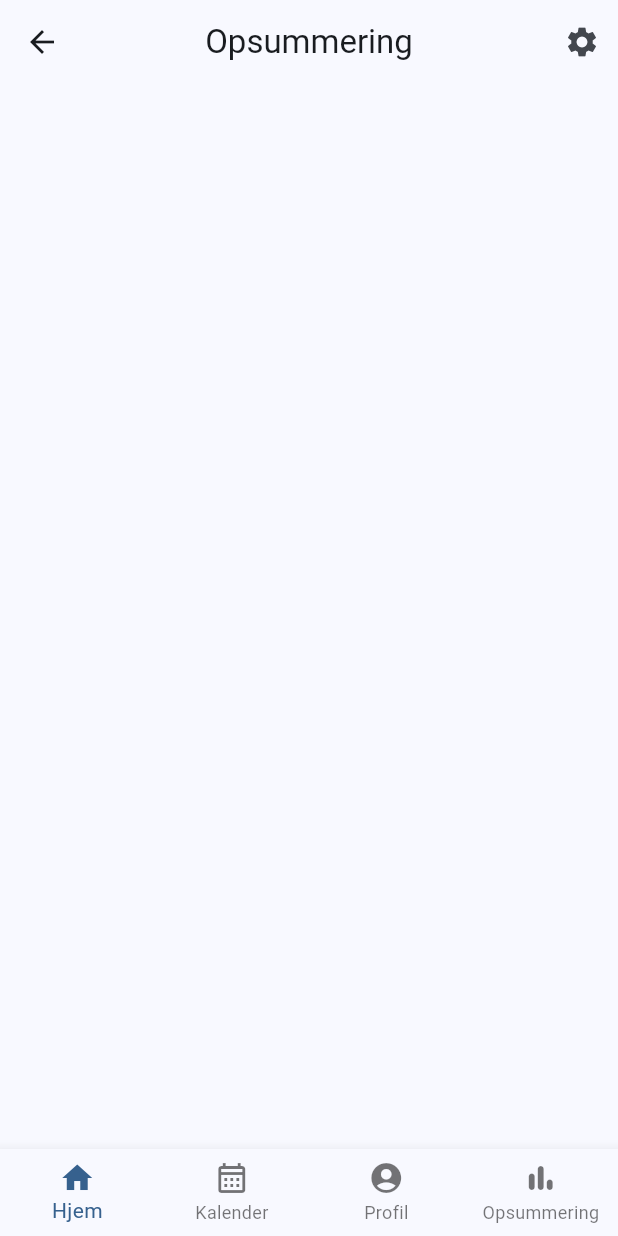
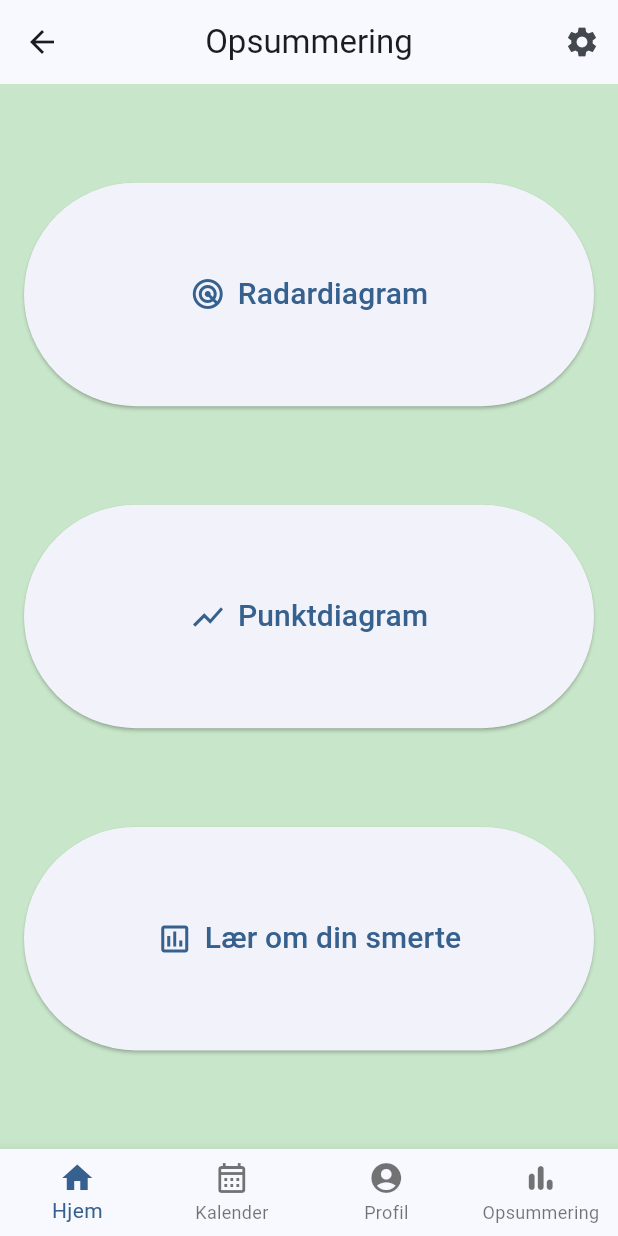
Before and after one commit to Andreasbp-tech/RAMAN_P5, a Flutter app: the Opsummering screen opened directly, on a phone screen of 412 x 824 dp. Run offline on Flutter 3.47's test engine with Material 3 defaults, Android fonts, the phone set to English and light mode, and no system bars; our stand-ins replace cloud_firestore, firebase_auth, firebase_core; accounts and stored records are empty.

Commit message:
Opsumering
Lavet 3 knapper med Onpressed, som virker til de 3 nye filer: RadardiagramPage, PunktdiagramPage, LaromdinsmertePage

```diff
--- a/raman/lib/Opsummering.dart
+++ b/raman/lib/Opsummering.dart
@@ -1,5 +1,13 @@
 import 'package:flutter/material.dart';
 import 'navigationbars.dart';
+import 'opsummering.dart';
+import 'homepage.dart';
+import 'globals.dart' as globals;
+import 'painjournal.dart';
+import 'loginpage.dart';
+import 'radardiagram.dart';
+import 'punktdiagram.dart';
+import 'laromdinsmerte.dart';
 
 class Opsummering extends StatefulWidget {
   const Opsummering({super.key});
@@ -9,14 +17,138 @@ class Opsummering extends StatefulWidget {
 }
 
 class _OpsummeringState extends State<Opsummering> {
-
-
   @override
   Widget build(BuildContext context) {
     return Scaffold(
+      backgroundColor: const Color(0xFFC8E6C9),
       appBar: Topappbar(pagename: "Opsummering"),
       bottomNavigationBar: const Bottomappbar(),
+      body: Padding(
+        padding: const EdgeInsets.symmetric(
+            horizontal: 16.0), // Margen ud til kanten
+        child: Column(
+          children: [
+            Spacer(), // Tomt mellemrum før første række
+            Row(
+              mainAxisAlignment: MainAxisAlignment
+                  .spaceEvenly, // Ensartet spacing mellem knapper
+              children: [
+                Expanded(
+                  child: ElevatedButton(
+                    onPressed: () {Navigator.of(context).push(
+                        MaterialPageRoute(
+                          builder: (BuildContext context) {
+                            return  RadardiagramPage();
+                          },
+                        ),
+                      );},
+                    style: ElevatedButton.styleFrom(
+                      padding: const EdgeInsets.symmetric(vertical: 60),
+                    ),
+                    child: Row(
+                      mainAxisAlignment: MainAxisAlignment.center,
+                      children: [
+                        Icon(Icons.radar_rounded, size: 24),
+                        SizedBox(width: 8),
+                        Text('Radardiagram', style: TextStyle(fontSize: 20)),
+                      ],
+                    ),
+                  ),
+                ),
+              ],
+            ),
+            Spacer(),
+            Row(
+              mainAxisAlignment: MainAxisAlignment.spaceEvenly,
+              children: [
+                Expanded(
+                  child: ElevatedButton(
+                    onPressed: () {Navigator.of(context).push(
+                        MaterialPageRoute(
+                          builder: (BuildContext context) {
+                            return  PunktdiagramPage();
+                          },
+                        ),
+                      );},
+                    style: ElevatedButton.styleFrom(
+                      padding: const EdgeInsets.symmetric(vertical: 60),
+                    ),
+                    child: Row(
 
+                      mainAxisAlignment: MainAxisAlignment.center,
+                      children: [
+                        Icon(Icons.show_chart, size: 24),
+                        SizedBox(width: 8),
+                        Text('Punktdiagram', style: TextStyle(fontSize: 20)),
+                      ],
+                    ),
+                  ),
+                ),
+              ],
+            ),
+            Spacer(),
+            Row(
+              mainAxisAlignment: MainAxisAlignment.spaceEvenly,
+              children: [
+                Expanded(
+                  child: ElevatedButton(
+                    onPressed: () {Navigator.of(context).push(
+                        MaterialPageRoute(
+                          builder: (BuildContext context) {
+                            return LaromdinsmertePage();
+                          },
+                        ),
+                      );},
+                    style: ElevatedButton.styleFrom(
+                      padding: const EdgeInsets.symmetric(vertical: 60),
+                    ),
+                    child: Row(
+                      mainAxisAlignment: MainAxisAlignment.center,
+                      children: [
+                        Icon(Icons.insert_chart_outlined_outlined, size: 24),
+                        SizedBox(width: 8),
+                        Text('Lær om din smerte',
+                            style: TextStyle(fontSize: 20)),
+                      ],
+                    ),
+                  ),
+                ),
+              ],
+            ),
+            Spacer(),
+          ],
+        ),
+      ),
     );
   }
 }
+
+class RadardiagramPage extends StatelessWidget {
+  @override
+  Widget build(BuildContext context) {
+    return Scaffold(
+      appBar: AppBar(title: Text('Radardiagram')),
+      body: Center(child: Text('Indhold for Radardiagram-siden')),
+    );
+  }
+}
+
+class PunktdiagramPage extends StatelessWidget {
+  @override
+  Widget build(BuildContext context) {
+    return Scaffold(
+      appBar: AppBar(title: Text('Punktdiagram')),
+      body: Center(child: Text('Indhold for Punktdiagram-siden')),
+    );
+  }
+}
+
+class LaromdinsmertePage extends StatelessWidget {
+  @override
+  Widget build(BuildContext context) {
+    return Scaffold(
+      appBar: AppBar(title: Text('Lær om din smerte')),
+      body: Center(child: Text('Indhold for Lær om din smerte-siden')),
+    );
+  }
+}
--- a/raman/lib/main.dart
+++ b/raman/lib/main.dart
@@ -1,5 +1,6 @@
 import 'package:flutter/material.dart';
 import 'package:firebase_core/firebase_core.dart';
+import 'package:raman/homepage.dart';
 import 'firebase_options.dart';
 //import 'package:raman/painjournal.dart';
 //import 'homepage.dart';
@@ -28,7 +29,7 @@ class MyApp extends StatelessWidget {
         colorScheme: ColorScheme.fromSeed(seedColor: Colors.blue),
         useMaterial3: true,
       ),
-      home: LoginPage(),
+      home: Homepage(),
     );
   }
 }
--- a/raman/lib/navigationbars.dart
+++ b/raman/lib/navigationbars.dart
@@ -93,7 +93,7 @@ class _BottomappbarState extends State<Bottomappbar> {
           Navigator.of(context).push(
             MaterialPageRoute(
               builder: (BuildContext context) {
-                return const PainJournal();
+                return const Opsummering();
               },
             ),
           );
```
Also changed, not shown: raman/lib/homepage.dart (+12 -12 lines), raman/lib/laromdinsmerte.dart (added), raman/lib/punktdiagram.dart (added), raman/lib/radardiagram.dart (added).
